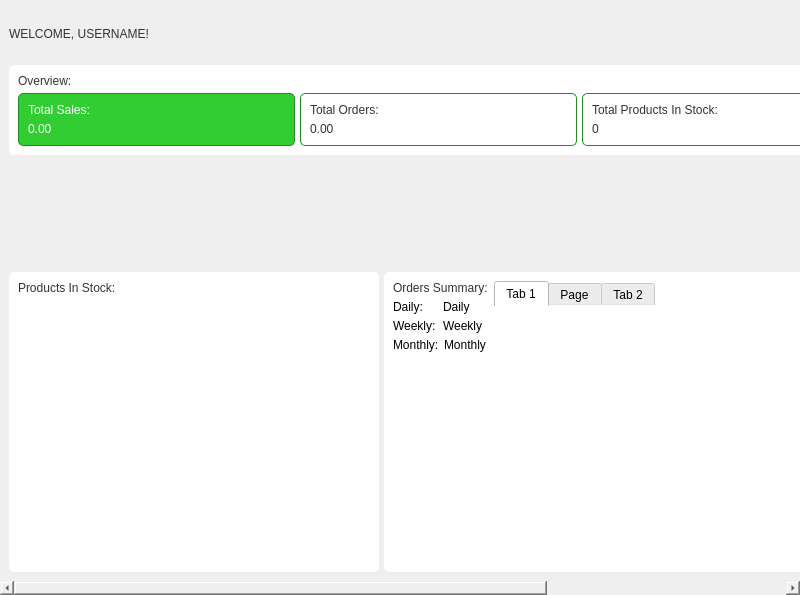
The window that app/src/ui/final_ui/dashboard.ui (Kazu0210/Inventory-System) describes before a commit, drawn with Qt 5.
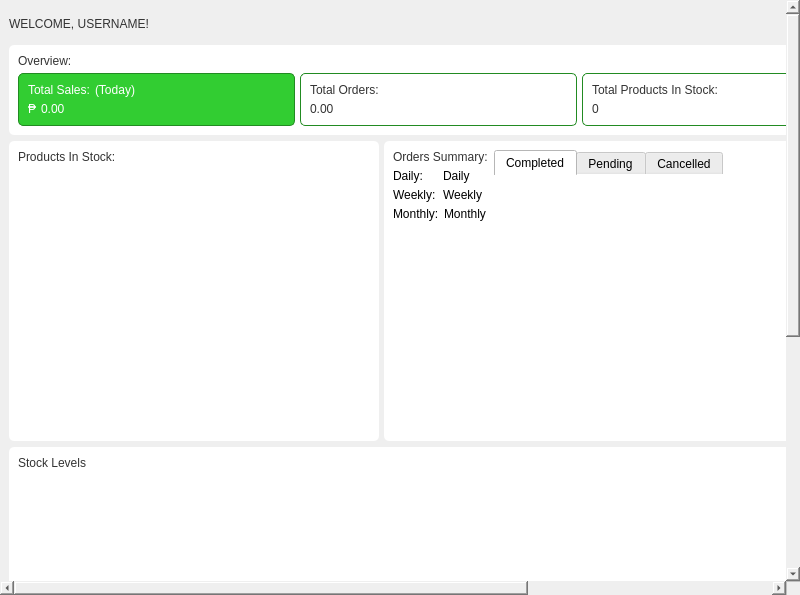
The same window after the commit. The open tabs and pages were chosen to show the change.

```diff
--- a/app/src/ui/final_ui/dashboard.ui
+++ b/app/src/ui/final_ui/dashboard.ui
@@ -44,10 +44,10 @@
      <widget class="QWidget" name="scrollAreaWidgetContents_2">
       <property name="geometry">
        <rect>
-        <x>-358</x>
+        <x>0</x>
         <y>0</y>
         <width>1158</width>
-        <height>578</height>
+        <height>1044</height>
        </rect>
       </property>
       <layout class="QVBoxLayout" name="verticalLayout_2">
@@ -106,7 +106,7 @@
               <number>0</number>
              </property>
              <item alignment="Qt::AlignLeft">
-              <widget class="QLabel" name="label">
+              <widget class="QLabel" name="username_label">
                <property name="styleSheet">
                 <string notr="true">font: 87 16pt &quot;Noto Sans Black&quot;;
 color: #333333;</string>
@@ -189,6 +189,9 @@
           <string notr="true">#frame_4{
 background-color: #fff;
 border-radius: 5px;
+}
+*{
+background-color: transparent;
 }</string>
          </property>
          <property name="frameShape">
@@ -297,39 +300,116 @@
                 <property name="spacing">
                  <number>5</number>
                 </property>
-                <item>
-                 <widget class="QLabel" name="label_4">
-                  <property name="maximumSize">
-                   <size>
-                    <width>16777215</width>
-                    <height>30</height>
-                   </size>
+                <item alignment="Qt::AlignLeft">
+                 <widget class="QFrame" name="frame_23">
+                  <property name="frameShape">
+                   <enum>QFrame::StyledPanel</enum>
                   </property>
-                  <property name="styleSheet">
-                   <string notr="true">font: 63 12pt &quot;Noto Sans SemiBold&quot;;
-color: #fff;</string>
+                  <property name="frameShadow">
+                   <enum>QFrame::Raised</enum>
                   </property>
-                  <property name="text">
-                   <string>Total Sales:</string>
-                  </property>
+                  <layout class="QHBoxLayout" name="horizontalLayout_13">
+                   <property name="spacing">
+                    <number>5</number>
+                   </property>
+                   <property name="leftMargin">
+                    <number>0</number>
+                   </property>
+                   <property name="topMargin">
+                    <number>0</number>
+                   </property>
+                   <property name="rightMargin">
+                    <number>0</number>
+                   </property>
+                   <property name="bottomMargin">
+                    <number>0</number>
+                   </property>
+                   <item alignment="Qt::AlignLeft">
+                    <widget class="QLabel" name="label_4">
+                     <property name="maximumSize">
+                      <size>
+                       <width>16777215</width>
+                       <height>30</height>
+                      </size>
+                     </property>
+                     <property name="styleSheet">
+                      <string notr="true">font: 63 12pt &quot;Noto Sans SemiBold&quot;;
+color: #fff;</string>
+                     </property>
+                     <property name="text">
+                      <string>Total Sales:</string>
+                     </property>
+                    </widget>
+                   </item>
+                   <item alignment="Qt::AlignLeft">
+                    <widget class="QLabel" name="label_5">
+                     <property name="styleSheet">
+                      <string notr="true">font: 63 8pt &quot;Noto Sans SemiBold&quot;;
+color: #fff;</string>
+                     </property>
+                     <property name="text">
+                      <string>(Today)</string>
+                     </property>
+                    </widget>
+                   </item>
+                  </layout>
                  </widget>
                 </item>
-                <item>
-                 <widget class="QLabel" name="label_5">
-                  <property name="maximumSize">
-                   <size>
-                    <width>16777215</width>
-                    <height>30</height>
-                   </size>
+                <item alignment="Qt::AlignLeft|Qt::AlignTop">
+                 <widget class="QFrame" name="frame_22">
+                  <property name="frameShape">
+                   <enum>QFrame::StyledPanel</enum>
                   </property>
-                  <property name="styleSheet">
-                   <string notr="true">font: 87 16pt &quot;Noto Sans Black&quot;;
+                  <property name="frameShadow">
+                   <enum>QFrame::Raised</enum>
+                  </property>
+                  <layout class="QHBoxLayout" name="horizontalLayout_12">
+                   <property name="spacing">
+                    <number>5</number>
+                   </property>
+                   <property name="leftMargin">
+                    <number>0</number>
+                   </property>
+                   <property name="topMargin">
+                    <number>0</number>
+                   </property>
+                   <property name="rightMargin">
+                    <number>0</number>
+                   </property>
+                   <property name="bottomMargin">
+                    <number>0</number>
+                   </property>
+                   <item alignment="Qt::AlignLeft">
+                    <widget class="QLabel" name="label">
+                     <property name="styleSheet">
+                      <string notr="true">font: 87 16pt &quot;Noto Sans Black&quot;;
 color: #fff;
 </string>
-                  </property>
-                  <property name="text">
-                   <string>0.00</string>
-                  </property>
+                     </property>
+                     <property name="text">
+                      <string>₱</string>
+                     </property>
+                    </widget>
+                   </item>
+                   <item alignment="Qt::AlignLeft">
+                    <widget class="QLabel" name="total_sales_label">
+                     <property name="maximumSize">
+                      <size>
+                       <width>16777215</width>
+                       <height>30</height>
+                      </size>
+                     </property>
+                     <property name="styleSheet">
+                      <string notr="true">font: 87 16pt &quot;Noto Sans Black&quot;;
+color: #fff;
+</string>
+                     </property>
+                     <property name="text">
+                      <string>0.00</string>
+                     </property>
+                    </widget>
+                   </item>
+                  </layout>
                  </widget>
                 </item>
                </layout>
@@ -554,6 +634,9 @@
              <string notr="true">#frame_12{
 background-color: #fff;
 border-radius: 5px;
+}
+*{
+background-color: transparent;
 }</string>
             </property>
             <property name="frameShape">
@@ -647,6 +730,11 @@
             <layout class="QHBoxLayout" name="horizontalLayout_9">
              <item alignment="Qt::AlignTop">
               <widget class="QFrame" name="frame_17">
+               <property name="styleSheet">
+                <string notr="true">*{
+background-color: transparent;
+}</string>
+               </property>
                <property name="frameShape">
                 <enum>QFrame::StyledPanel</enum>
                </property>
@@ -850,7 +938,7 @@
                   </property>
                   <widget class="QWidget" name="tab">
                    <attribute name="title">
-                    <string>Tab 1</string>
+                    <string>Completed</string>
                    </attribute>
                    <layout class="QVBoxLayout" name="verticalLayout_11">
                     <item>
@@ -860,7 +948,7 @@
                   </widget>
                   <widget class="QWidget" name="tab_3">
                    <attribute name="title">
-                    <string>Page</string>
+                    <string>Pending</string>
                    </attribute>
                    <layout class="QVBoxLayout" name="verticalLayout_12">
                     <item>
@@ -870,7 +958,7 @@
                   </widget>
                   <widget class="QWidget" name="tab_2">
                    <attribute name="title">
-                    <string>Tab 2</string>
+                    <string>Cancelled</string>
                    </attribute>
                    <layout class="QVBoxLayout" name="verticalLayout_13">
                     <item>
@@ -917,6 +1005,81 @@
          </layout>
         </widget>
        </item>
+       <item>
+        <widget class="QFrame" name="frame_20">
+         <property name="frameShape">
+          <enum>QFrame::StyledPanel</enum>
+         </property>
+         <property name="frameShadow">
+          <enum>QFrame::Raised</enum>
+         </property>
+         <layout class="QHBoxLayout" name="horizontalLayout_11">
+          <property name="spacing">
+           <number>5</number>
+          </property>
+          <property name="leftMargin">
+           <number>0</number>
+          </property>
+          <property name="topMargin">
+           <number>0</number>
+          </property>
+          <property name="rightMargin">
+           <number>0</number>
+          </property>
+          <property name="bottomMargin">
+           <number>0</number>
+          </property>
+          <item>
+           <widget class="QFrame" name="frame_21">
+            <property name="styleSheet">
+             <string notr="true">#frame_21{
+background-color: #fff;
+border-radius: 5px;
+}
+*{
+background-color: transparent;
+}</string>
+            </property>
+            <property name="frameShape">
+             <enum>QFrame::StyledPanel</enum>
+            </property>
+            <property name="frameShadow">
+             <enum>QFrame::Raised</enum>
+            </property>
+            <layout class="QVBoxLayout" name="verticalLayout_14">
+             <item>
+              <widget class="QLabel" name="label_20">
+               <property name="styleSheet">
+                <string notr="true">font: 63 12pt &quot;Noto Sans SemiBold&quot;;
+color: #333333;</string>
+               </property>
+               <property name="text">
+                <string>Stock Levels</string>
+               </property>
+              </widget>
+             </item>
+             <item>
+              <widget class="QFrame" name="stockChart_frame">
+               <property name="minimumSize">
+                <size>
+                 <width>0</width>
+                 <height>500</height>
+                </size>
+               </property>
+               <property name="frameShape">
+                <enum>QFrame::StyledPanel</enum>
+               </property>
+               <property name="frameShadow">
+                <enum>QFrame::Raised</enum>
+               </property>
+              </widget>
+             </item>
+            </layout>
+           </widget>
+          </item>
+         </layout>
+        </widget>
+       </item>
       </layout>
       <zorder>frame_11</zorder>
       <zorder>frame_4</zorder>
```
Left out of the diff: 32 changed lines with no effect on the pictures.
